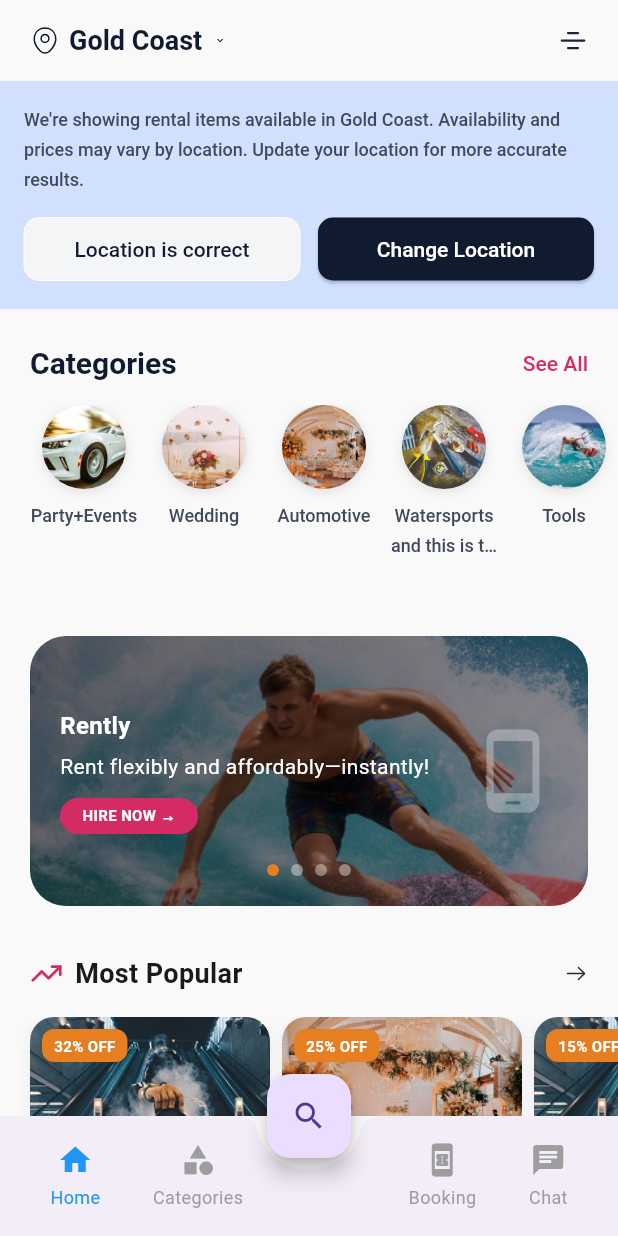
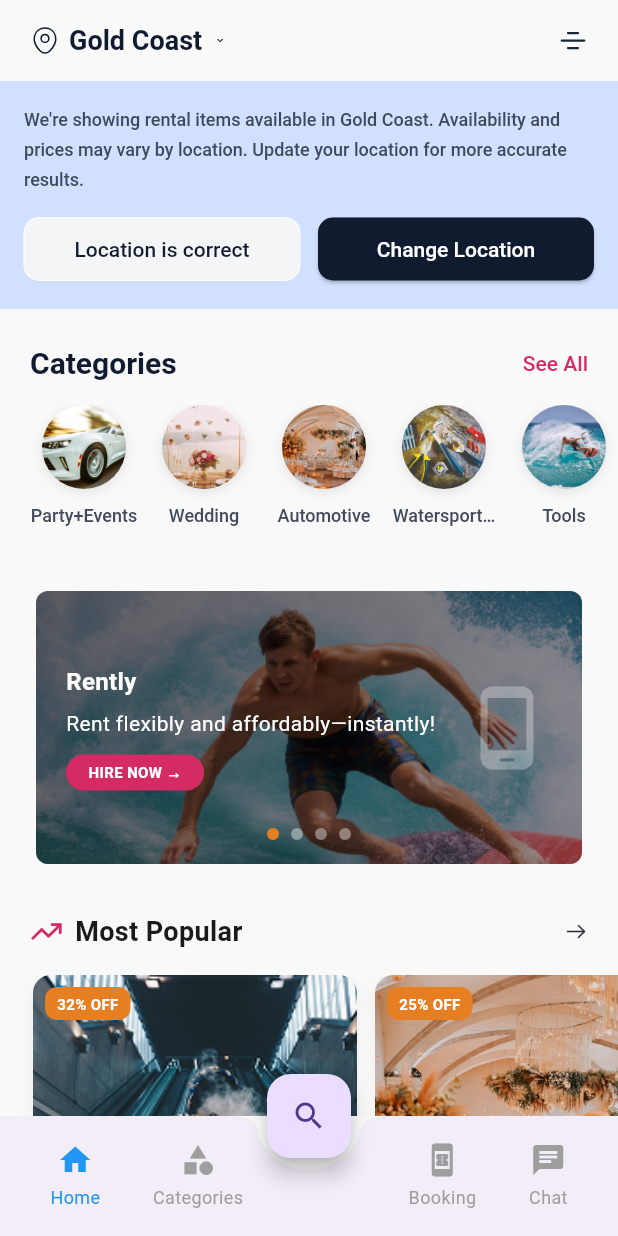
Before and after one commit to Nimesh07Lawati/unoapp, a Flutter app: the screen it shows after launch, on a phone screen of 412 x 824 dp. Run offline on Flutter 3.47's test engine with Material 3 defaults, Android fonts, the light colour scheme and no system bars; our stand-ins replace flutter_svg, go_router; Roboto replaces fonts that are missing (PublicSans).

Commit message:
new color updates

```diff
--- a/lib/core/application_theme/color.dart
+++ b/lib/core/application_theme/color.dart
@@ -3,4 +3,5 @@ import 'package:flutter/material.dart';
 class AppColors {
   static const Color appBackgroundColor = Color(0xFFF9F9F9);
   static const Color noticeBackgroundColor = Color(0xFFD1E0FF);
+  static const Color containerBackgroundColor = Color(0xFFFFFFFF);
 }
--- a/lib/screens/home_page_widgets/categories_section.dart
+++ b/lib/screens/home_page_widgets/categories_section.dart
@@ -4,7 +4,6 @@ import 'package:unoapp/core/application_style/app_text_style.dart';
 class CategoriesSection extends StatelessWidget {
   const CategoriesSection({super.key});
 
-  // Updated list to point to your asset images
   final List<Map<String, String>> categories = const [
     {'image': 'assets/application_images/car.jpg', 'name': 'Party+Events'},
     {'image': 'assets/application_images/date_table.jpg', 'name': 'Wedding'},
@@ -14,7 +13,7 @@ class CategoriesSection extends StatelessWidget {
     },
     {
       'image': 'assets/application_images/tools.jpg',
-      'name': 'Watersports and this is the water ',
+      'name': 'Watersports & Outdoors and and and and and',
     },
     {'image': 'assets/application_images/water_sports.jpg', 'name': 'Tools'},
   ];
@@ -42,7 +41,7 @@ class CategoriesSection extends StatelessWidget {
         ),
         const SizedBox(height: 16),
         SizedBox(
-          height: 130, // Increased height to accommodate 2 lines of text
+          height: 100, // ✅ Reduced height since we only need 1 line of text now
           child: ListView.builder(
             scrollDirection: Axis.horizontal,
             padding: const EdgeInsets.symmetric(horizontal: 16),
@@ -54,9 +53,8 @@ class CategoriesSection extends StatelessWidget {
                 margin: const EdgeInsets.symmetric(horizontal: 4),
                 child: Column(
                   children: [
-                    // Image container
                     Container(
-                      width: 56, // Set specific size
+                      width: 56,
                       height: 56,
                       decoration: BoxDecoration(
                         shape: BoxShape.circle,
@@ -71,7 +69,7 @@ class CategoriesSection extends StatelessWidget {
                       child: ClipOval(
                         child: Image.asset(
                           category['image']!,
-                          fit: BoxFit.cover, // Ensures image fills the circle
+                          fit: BoxFit.cover,
                         ),
                       ),
                     ),
@@ -80,8 +78,8 @@ class CategoriesSection extends StatelessWidget {
                       category['name']!,
                       style: AppTextStyles.texts,
                       textAlign: TextAlign.center,
-                      maxLines: 2,
-                      overflow: TextOverflow.ellipsis,
+                      maxLines: 1, // ✅ Single line only
+                      overflow: TextOverflow.ellipsis, // ✅ Ellipsis on overflow
                     ),
                   ],
                 ),
--- a/lib/screens/home_page_widgets/introducing_product.dart
+++ b/lib/screens/home_page_widgets/introducing_product.dart
@@ -11,7 +11,6 @@ class _IntroducingProductCardState extends State<IntroducingProductCard> {
   final PageController _pageController = PageController();
   int _currentPage = 0;
 
-  // Added 4 items as requested
   final List<String> titles = [
     'Rent flexibly and affordably—instantly!',
     'Get the latest tech gadgets today',
@@ -22,7 +21,7 @@ class _IntroducingProductCardState extends State<IntroducingProductCard> {
   @override
   Widget build(BuildContext context) {
     return SizedBox(
-      height: 180,
+      height: 182, // ✅ Figma height
       child: Stack(
         children: [
           PageView.builder(
@@ -34,7 +33,7 @@ class _IntroducingProductCardState extends State<IntroducingProductCard> {
             },
           ),
           Positioned(
-            bottom: 20,
+            bottom: 16,
             left: 0,
             right: 0,
             child: Row(
@@ -43,10 +42,9 @@ class _IntroducingProductCardState extends State<IntroducingProductCard> {
                 return AnimatedContainer(
                   duration: const Duration(milliseconds: 300),
                   margin: const EdgeInsets.symmetric(horizontal: 4),
-                  width: 8, // Fixed width: indicator will NOT change shape
+                  width: 8,
                   height: 8,
                   decoration: BoxDecoration(
-                    // Active color is orange, inactive is white with opacity
                     color: _currentPage == index
                         ? const Color(0xFFE67E22)
                         : Colors.white.withOpacity(0.4),
@@ -63,10 +61,13 @@ class _IntroducingProductCardState extends State<IntroducingProductCard> {
 
   Widget _buildCard(String title) {
     return Padding(
-      padding: const EdgeInsets.symmetric(horizontal: 20),
+      padding: const EdgeInsets.symmetric(horizontal: 24), // ✅ Figma left: 24
       child: Container(
+        width: double
+            .infinity, // ✅ Figma width: 392 (fills available space with 24px padding on each side)
+        height: 182, // ✅ Figma height
         decoration: BoxDecoration(
-          borderRadius: BorderRadius.circular(24),
+          borderRadius: BorderRadius.circular(8), // ✅ Figma radius: 8
           image: const DecorationImage(
             image: AssetImage('assets/images/man_surfing.jpg'),
             fit: BoxFit.cover,
@@ -74,7 +75,7 @@ class _IntroducingProductCardState extends State<IntroducingProductCard> {
         ),
         child: Container(
           decoration: BoxDecoration(
-            borderRadius: BorderRadius.circular(24),
+            borderRadius: BorderRadius.circular(8), // ✅ Figma radius: 8
             gradient: LinearGradient(
               begin: Alignment.topLeft,
               end: Alignment.bottomRight,
--- a/lib/screens/home_page_widgets/most_popular_section.dart
+++ b/lib/screens/home_page_widgets/most_popular_section.dart
@@ -1,5 +1,5 @@
 import 'package:flutter/material.dart';
-import 'package:flutter_svg/flutter_svg.dart'; // Ensure flutter_svg is imported
+import 'package:flutter_svg/flutter_svg.dart';
 
 class MostPopularSection extends StatelessWidget {
   const MostPopularSection({super.key});
@@ -11,7 +11,7 @@ class MostPopularSection extends StatelessWidget {
       'price': '99',
       'subcategory': 'Audio & Music',
       'location': 'Surfers Paradise',
-      'image': 'assets/images/product_camera.jpg', // Using your requested image
+      'image': 'assets/images/product_camera.jpg',
     },
     {
       'title': 'LED Dance Floor',
@@ -19,8 +19,7 @@ class MostPopularSection extends StatelessWidget {
       'price': '149',
       'subcategory': 'Lighting & Decor',
       'location': 'Broadbeach',
-      'image':
-          'assets/application_images/dining_hall.jpg', // Using your requested image
+      'image': 'assets/application_images/dining_hall.jpg',
     },
     {
       'title': 'Photo Booth',
@@ -28,7 +27,7 @@ class MostPopularSection extends StatelessWidget {
       'price': '79',
       'subcategory': 'Entertainment',
       'location': 'Robina',
-      'image': 'assets/images/product_camera.jpg', // Alternating images
+      'image': 'assets/images/product_camera.jpg',
     },
   ];
 
@@ -61,9 +60,7 @@ class MostPopularSection extends StatelessWidget {
                 ],
               ),
               GestureDetector(
-                onTap: () {
-                  // Handle see all
-                },
+                onTap: () {},
                 child: SvgPicture.asset(
                   'assets/icons/arrow-right.svg',
                   width: 16,
@@ -75,7 +72,7 @@ class MostPopularSection extends StatelessWidget {
         ),
         const SizedBox(height: 16),
         SizedBox(
-          height: 220,
+          height: 344, // ✅ Figma card height
           child: ListView.builder(
             scrollDirection: Axis.horizontal,
             padding: const EdgeInsets.symmetric(horizontal: 16),
@@ -83,8 +80,10 @@ class MostPopularSection extends StatelessWidget {
             itemBuilder: (context, index) {
               final item = popularItems[index];
               return Container(
-                width: 160,
-                margin: const EdgeInsets.symmetric(horizontal: 4),
+                width: 216, // ✅ Figma card width
+                margin: const EdgeInsets.symmetric(
+                  horizontal: 6,
+                ), // ✅ gap: 12px
                 decoration: BoxDecoration(
                   color: Colors.white,
                   borderRadius: BorderRadius.circular(16),
@@ -103,14 +102,25 @@ class MostPopularSection extends StatelessWidget {
                       children: [
                         ClipRRect(
                           borderRadius: const BorderRadius.only(
-                            topLeft: Radius.circular(16),
-                            topRight: Radius.circular(16),
+                            topLeft: Radius.circular(
+                              12,
+                            ), // ✅ Figma image border-radius
+                            topRight: Radius.circular(12),
                           ),
                           child: Image.asset(
                             item['image'] as String,
-                            height: 110,
-                            width: double.infinity,
+                            height: 216, // ✅ Figma image height
+                            width: 216, // ✅ Figma image width
                             fit: BoxFit.cover,
+                            errorBuilder: (c, e, s) => Container(
+                              height: 216,
+                              width: 216,
+                              color: const Color(0xFFF0F0F0),
+                              child: const Icon(
+                                Icons.celebration,
+                                color: Color(0xFFCCCCCC),
+                              ),
+                            ),
                           ),
                         ),
                         Positioned(
@@ -138,14 +148,14 @@ class MostPopularSection extends StatelessWidget {
                       ],
                     ),
                     Padding(
-                      padding: const EdgeInsets.all(10),
+                      padding: const EdgeInsets.all(12), // ✅ gap: 12px
                       child: Column(
                         crossAxisAlignment: CrossAxisAlignment.start,
                         children: [
                           Text(
                             item['title'] as String,
                             style: const TextStyle(
-                              fontSize: 13,
+                              fontSize: 14,
                               fontWeight: FontWeight.w600,
                               color: Color(0xFF1A1A1A),
                             ),
@@ -156,7 +166,7 @@ class MostPopularSection extends StatelessWidget {
                           Text(
                             item['subcategory'] as String,
                             style: const TextStyle(
-                              fontSize: 11,
+                              fontSize: 12,
                               fontWeight: FontWeight.w500,
                               color: Color(0xFF101B30),
                             ),
@@ -165,16 +175,16 @@ class MostPopularSection extends StatelessWidget {
                           Text(
                             item['location'] as String,
                             style: const TextStyle(
-                              fontSize: 11,
+                              fontSize: 12,
                               fontWeight: FontWeight.w400,
                               color: Color(0xFF9E9E9E),
                             ),
                           ),
-                          const SizedBox(height: 6),
+                          const SizedBox(height: 8),
                           Text(
                             'From \$${item['price']}/day',
                             style: const TextStyle(
-                              fontSize: 12,
+                              fontSize: 13,
                               fontWeight: FontWeight.w500,
                               color: Color(0xFFE67E22),
                             ),
--- a/pubspec.yaml
+++ b/pubspec.yaml
@@ -47,3 +47,4 @@ flutter:
     - assets/images/party.jpg
     - assets/images/audio_mixer.jpg
     - assets/images/bike.png
+    - assets/images/first_store.jpg
```
Also changed, not shown: lib/screens/home_page_widgets/feature_store_section.dart (+18 -14 lines), lib/screens/home_page_widgets/party_hire_section.dart (+34 -20 lines), lib/screens/home_page_widgets/popular_sub_category_section.dart (+17 -7 lines), lib/screens/home_page_widgets/search_bar.dart (deleted, +0 -34 lines), assets/images/first_store.jpg (added), assets/store_images/first_store.jpg (added).
